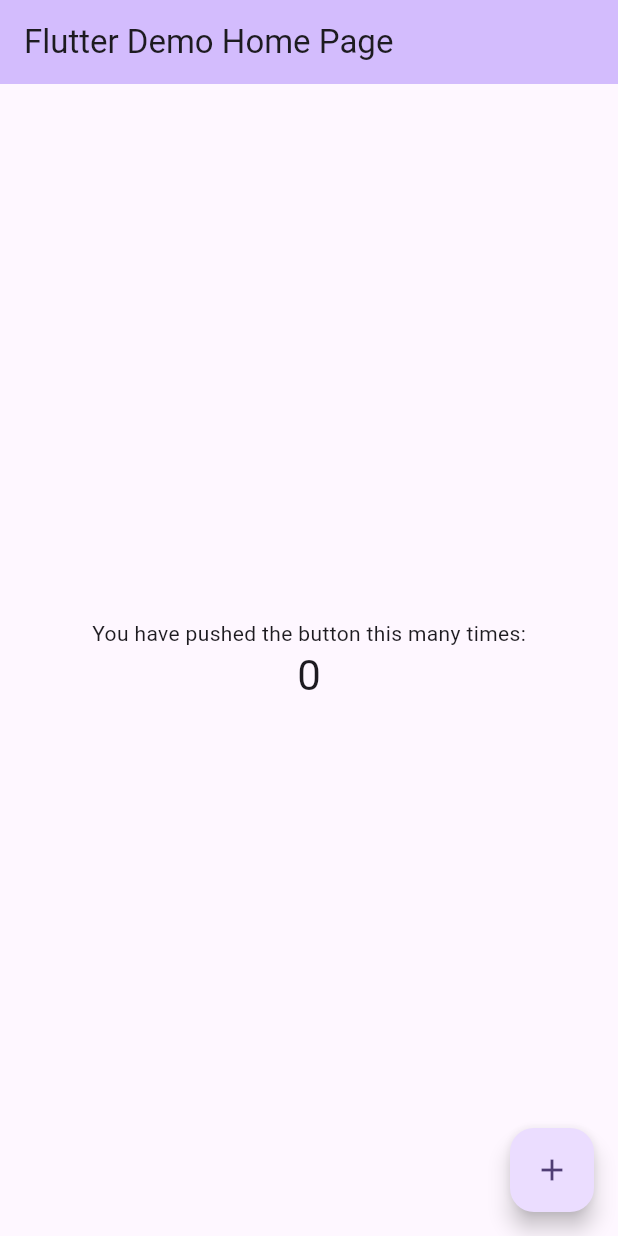
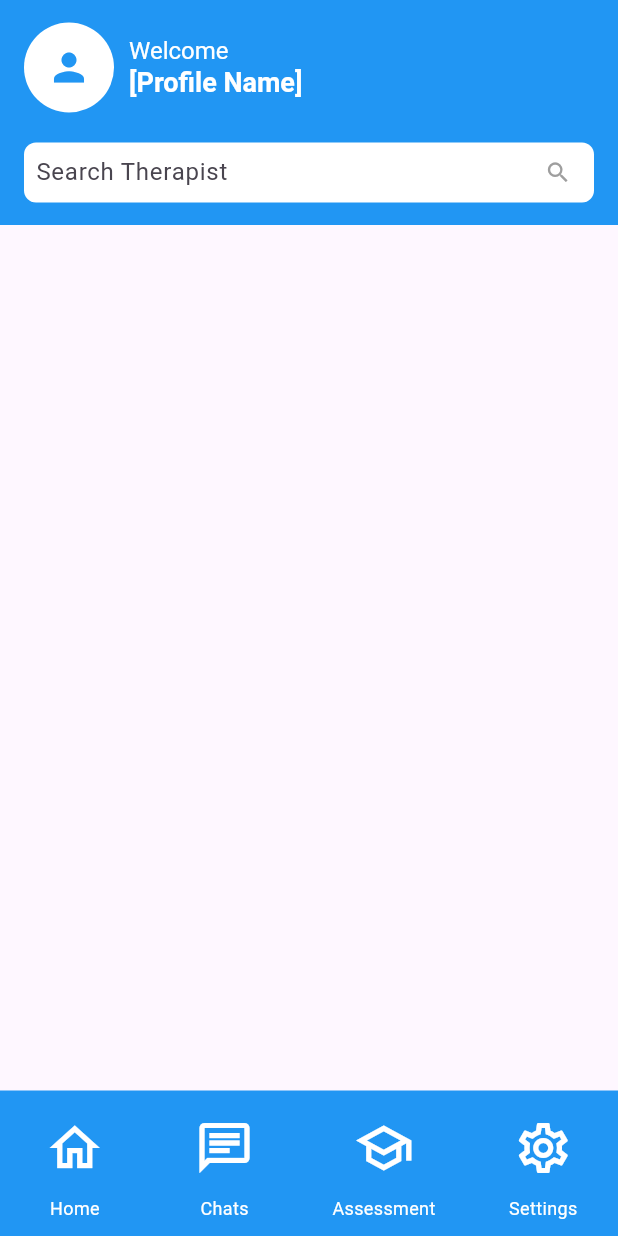
Before and after one commit to KahnSvaer/CuraHead, a Flutter app: the screen it shows after launch, on a phone screen of 412 x 824 dp. Run offline on Flutter 3.47's test engine with Material 3 defaults, Android fonts, the phone set to English and light mode, and no system bars.

Commit message:
Deleted Node structure Added Reusable Widgets

```diff
--- a/frontend/lib/main.dart
+++ b/frontend/lib/main.dart
@@ -1,125 +1,219 @@
 import 'package:flutter/material.dart';
 
 void main() {
-  runApp(const MyApp());
+  runApp(MyApp());
 }
 
 class MyApp extends StatelessWidget {
-  const MyApp({super.key});
-
-  // This widget is the root of your application.
   @override
   Widget build(BuildContext context) {
     return MaterialApp(
-      title: 'Flutter Demo',
+      title: 'Curahead App',
       theme: ThemeData(
-        // This is the theme of your application.
-        //
-        // TRY THIS: Try running your application with "flutter run". You'll see
-        // the application has a purple toolbar. Then, without quitting the app,
-        // try changing the seedColor in the colorScheme below to Colors.green
-        // and then invoke "hot reload" (save your changes or press the "hot
-        // reload" button in a Flutter-supported IDE, or press "r" if you used
-        // the command line to start the app).
-        //
-        // Notice that the counter didn't reset back to zero; the application
-        // state is not lost during the reload. To reset the state, use hot
-        // restart instead.
-        //
-        // This works for code too, not just values: Most code changes can be
-        // tested with just a hot reload.
-        colorScheme: ColorScheme.fromSeed(seedColor: Colors.deepPurple),
-        useMaterial3: true,
+        primarySwatch: Colors.blue,
       ),
-      home: const MyHomePage(title: 'Flutter Demo Home Page'),
+      home: LandingPage(),
     );
   }
 }
 
-class MyHomePage extends StatefulWidget {
-  const MyHomePage({super.key, required this.title});
-
-  // This widget is the home page of your application. It is stateful, meaning
-  // that it has a State object (defined below) that contains fields that affect
-  // how it looks.
-
-  // This class is the configuration for the state. It holds the values (in this
-  // case the title) provided by the parent (in this case the App widget) and
-  // used by the build method of the State. Fields in a Widget subclass are
-  // always marked "final".
-
-  final String title;
-
-  @override
-  State<MyHomePage> createState() => _MyHomePageState();
-}
-
-class _MyHomePageState extends State<MyHomePage> {
-  int _counter = 0;
-
-  void _incrementCounter() {
-    setState(() {
-      // This call to setState tells the Flutter framework that something has
-      // changed in this State, which causes it to rerun the build method below
-      // so that the display can reflect the updated values. If we changed
-      // _counter without calling setState(), then the build method would not be
-      // called again, and so nothing would appear to happen.
-      _counter++;
-    });
-  }
+class LandingPage extends StatelessWidget {
+  const LandingPage({super.key});
 
   @override
   Widget build(BuildContext context) {
-    // This method is rerun every time setState is called, for instance as done
-    // by the _incrementCounter method above.
-    //
-    // The Flutter framework has been optimized to make rerunning build methods
-    // fast, so that you can just rebuild anything that needs updating rather
-    // than having to individually change instances of widgets.
     return Scaffold(
-      appBar: AppBar(
-        // TRY THIS: Try changing the color here to a specific color (to
-        // Colors.amber, perhaps?) and trigger a hot reload to see the AppBar
-        // change color while the other colors stay the same.
-        backgroundColor: Theme.of(context).colorScheme.inversePrimary,
-        // Here we take the value from the MyHomePage object that was created by
-        // the App.build method, and use it to set our appbar title.
-        title: Text(widget.title),
+      appBar: WelcomeBar(),
+      body: Column(
+        children: [
+          Expanded(child: Container()), // Empty space for main content
+          BottomNavigationBarRow(), // Bottom navigation row
+        ],
+      ), // Empty body
+    );
+  }
+}
+
+class WelcomeBar extends AppBar {
+  WelcomeBar({super.key})
+      : super(
+          backgroundColor: Colors.blue, // Set AppBar color to blue
+          elevation: 0, // Remove AppBar shadow
+          toolbarHeight:
+              150, // Increase height of AppBar to fit profile and search bar
+          title: Column(
+            crossAxisAlignment: CrossAxisAlignment.start,
+            children: [
+              Row(
+                children: [
+                  CircleAvatar(
+                    radius: 30.0, // Profile icon size
+                    backgroundColor:
+                        Colors.white, // CircleAvatar background color
+                    child: Icon(Icons.person,
+                        color: Colors.blue, size: 30), // Default person icon
                   ),
-      body: Center(
-        // Center is a layout widget. It takes a single child and positions it
-        // in the middle of the parent.
-        child: Column(
-          // Column is also a layout widget. It takes a list of children and
-          // arranges them vertically. By default, it sizes itself to fit its
-          // children horizontally, and tries to be as tall as its parent.
-          //
-          // Column has various properties to control how it sizes itself and
-          // how it positions its children. Here we use mainAxisAlignment to
-          // center the children vertically; the main axis here is the vertical
-          // axis because Columns are vertical (the cross axis would be
-          // horizontal).
-          //
-          // TRY THIS: Invoke "debug painting" (choose the "Toggle Debug Paint"
-          // action in the IDE, or press "p" in the console), to see the
-          // wireframe for each widget.
-          mainAxisAlignment: MainAxisAlignment.center,
-          children: <Widget>[
-            const Text(
-              'You have pushed the button this many times:',
+                  SizedBox(width: 10), // Space between profile and text
+                  Column(
+                    crossAxisAlignment:
+                        CrossAxisAlignment.start, // Align the text to the left
+                    children: [
+                      Text(
+                        'Welcome',
+                        style: TextStyle(
+                          color: Colors.white,
+                          fontSize: 16,
+                        ),
                       ),
                       Text(
-              '$_counter',
-              style: Theme.of(context).textTheme.headlineMedium,
+                        '[Profile Name]',
+                        style: TextStyle(
+                          color: Colors.white,
+                          fontSize: 18,
+                          fontWeight: FontWeight.bold,
+                        ),
+                      ),
+                    ],
+                  )
+                ],
+              ),
+              SizedBox(height: 20), // Space between profile and search bar
+              Container(
+                height: 40,
+                decoration: BoxDecoration(
+                  color: Colors.white,
+                  borderRadius: BorderRadius.circular(8.0),
+                ),
+                child: TextField(
+                  decoration: InputDecoration(
+                    hintText: 'Search Therapist',
+                    border: InputBorder.none,
+                    isDense: true,
+                    contentPadding:
+                        EdgeInsets.symmetric(vertical: 8, horizontal: 8),
+                    suffixIcon: IconButton(
+                      icon: Icon(Icons.search,
+                          color: Colors.grey), // Search icon as a button
+                      onPressed: () {
+                        print("Searching");
+                      },
+                    ), // Search icon on the right
+                  ),
+                ),
               ),
             ],
           ),
+        );
+}
+
+class BottomNavigationBarRow extends StatelessWidget {
+  final double iconImageSize = 40;
+  final Color iconImageColor = Colors.white;
+  final Color textColor = Colors.white;
+
+  const BottomNavigationBarRow({super.key});
+
+  @override
+  Widget build(BuildContext context) {
+    return Container(
+      color: Colors.blue,
+      padding: EdgeInsets.symmetric(vertical: 10),
+      child: Row(
+        mainAxisAlignment: MainAxisAlignment.spaceAround,
+        children: [
+          // Home button
+          NavItemButton(
+            icon: Icons.home_outlined,
+            label: 'Home',
+            iconSize: iconImageSize, // Customize size if needed
+            iconColor: iconImageColor,
+            textColor: textColor,
+            onTap: () {
+              print('Navigate to Home Page');
+            },
           ),
-      floatingActionButton: FloatingActionButton(
-        onPressed: _incrementCounter,
-        tooltip: 'Increment',
-        child: const Icon(Icons.add),
-      ), // This trailing comma makes auto-formatting nicer for build methods.
+          // Chat button
+          NavItemButton(
+            icon: Icons.chat_outlined,
+            label: 'Chats',
+            iconSize: iconImageSize,
+            iconColor: iconImageColor,
+            textColor: textColor,
+            onTap: () {
+              print('Navigate to Chat Page');
+            },
+          ),
+          // Exam button (using school icon)
+          NavItemButton(
+            icon: Icons.school_outlined,
+            label: 'Assessment',
+            iconSize: iconImageSize,
+            iconColor: iconImageColor,
+            textColor: textColor,
+            onTap: () {
+              print('Navigate to Exam Page');
+            },
+          ),
+          // Settings button
+          NavItemButton(
+            icon: Icons.settings_outlined,
+            label: 'Settings',
+            iconSize: iconImageSize,
+            iconColor: iconImageColor,
+            textColor: textColor,
+            onTap: () {
+              print('Navigate to Settings Page');
+            },
+          ),
+        ],
+      ),
     );
   }
 }
+
+class NavItemButton extends StatelessWidget {
+  final IconData icon;
+  final String label;
+  final double iconSize;
+  final double textSize;
+  final Color textColor;
+  final Color iconColor;
+  final Color pressedColor;
+  final VoidCallback onTap;
+
+  const NavItemButton({
+    super.key,
+    required this.icon,
+    required this.label,
+    this.iconSize = 28.0, // Default icon size
+    this.textSize = 12.0, // Default text size
+    this.iconColor = Colors.white, // Default icon color
+    this.textColor = Colors.white, // Default text color
+    this.pressedColor = Colors.black,
+    required this.onTap,
+  });
+
+  @override
+  Widget build(BuildContext context) {
+    return Column(
+        mainAxisSize: MainAxisSize.min,
+        children: [
+          IconButton(
+            icon: Icon(
+              icon,
+              color: iconColor,
+              size: iconSize,
+            ),
+            color: Colors.blue,
+            onPressed: onTap,
+          ),
+
+          SizedBox(height: 4), // Small gap between icon and label
+          Text(
+            label,
+            style: TextStyle(fontSize: textSize, color: textColor),
+          ),
+        ],
+    );
+  }
+}
--- a/frontend/pubspec.yaml
+++ b/frontend/pubspec.yaml
@@ -45,7 +45,7 @@ dev_dependencies:
   # activated in the `analysis_options.yaml` file located at the root of your
   # package. See that file for information about deactivating specific lint
   # rules and activating additional ones.
-  flutter_lints: ^4.0.0
+  flutter_lints: ^5.0.0
 
 # For information on the generic Dart part of this file, see the
 # following page: https://dart.dev/tools/pub/pubspec
```
Also changed, not shown: frontend/pubspec.lock, 8 other files. Lines whose indentation alone changed are shown as unchanged.
